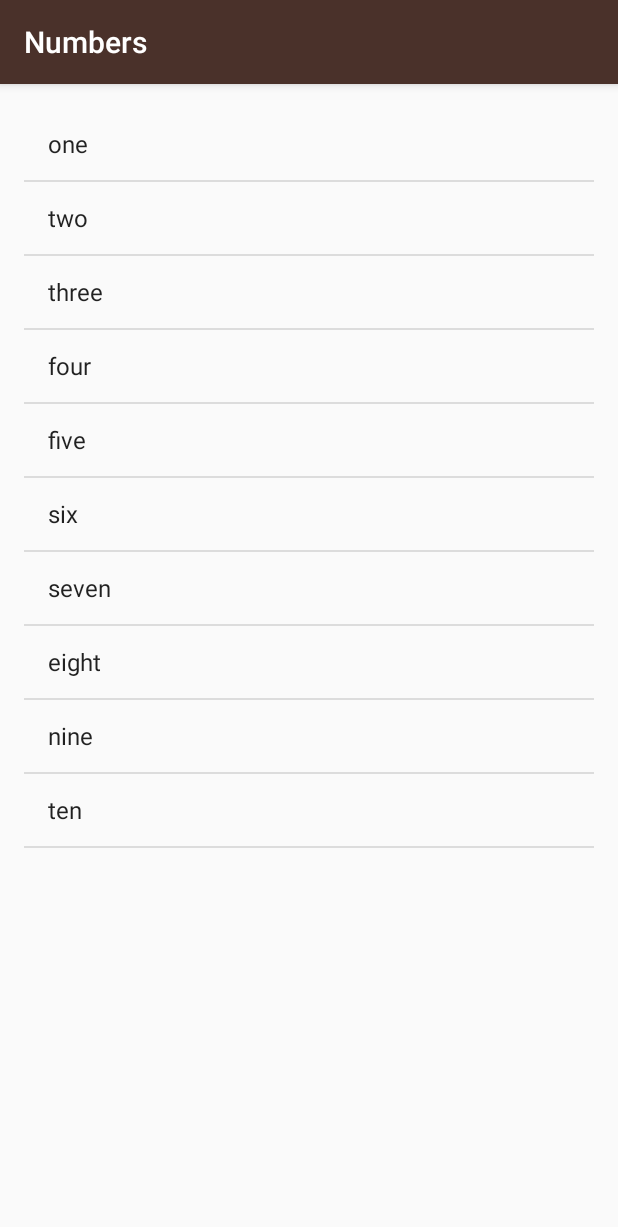
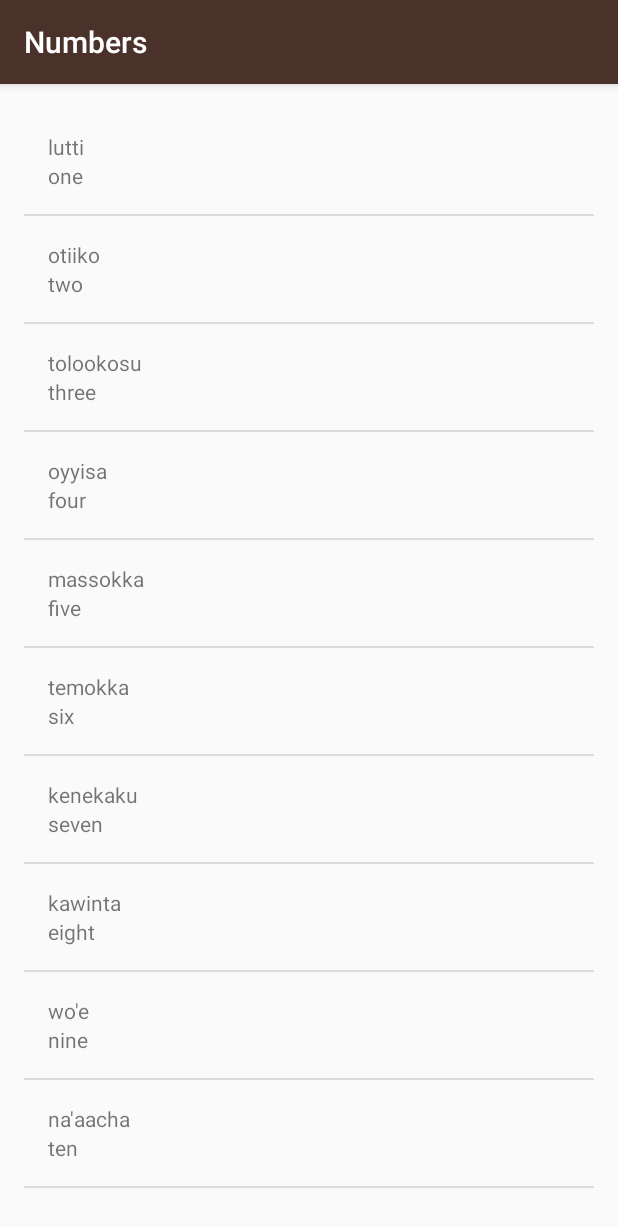
Before and after one commit to JoshMayberry/Miwok, an Android app: the NumbersActivity screen opened directly, with no data from a screen before it, on a phone screen of 412 x 824 dp. Shown: the top 1227 px of the screen. Run offline under Robolectric (Android 15) with nearby library versions, the light colour scheme and no system bars.

Commit message:
Added a custom classes for displaying items
https://classroom.udacity.com/nanodegrees/nd803/parts/f727e50b-703c-4170-bd6a-dca19cc04283/modules/7e414fd4-48ba-4939-852d-43e292a1d32a/lessons/a1937649-3229-4f89-a0c6-3ae84a42813a/concepts/78832374880923
https://classroom.udacity.com/nanodegrees/nd803/parts/f727e50b-703c-4170-bd6a-dca19cc04283/modules/7e414fd4-48ba-4939-852d-43e292a1d32a/lessons/a1937649-3229-4f89-a0c6-3ae84a42813a/concepts/78832374900923

```diff
--- a/app/src/main/java/com/example/android/miwok/NumbersActivity.java
+++ b/app/src/main/java/com/example/android/miwok/NumbersActivity.java
@@ -17,24 +17,25 @@ public class NumbersActivity extends AppCompatActivity {
         super.onCreate(savedInstanceState);
         setContentView(R.layout.activity_numbers);
 
-        ArrayList<String> words = new ArrayList<String>();
-        words.add("one");
-        words.add("two");
-        words.add("three");
-        words.add("four");
-        words.add("five");
-        words.add("six");
-        words.add("seven");
-        words.add("eight");
-        words.add("nine");
-        words.add("ten");
+        ArrayList<Word> words = new ArrayList<Word>();
+        words.add(new Word("one", "lutti"));
+        words.add(new Word("two", "otiiko"));
+        words.add(new Word("three", "tolookosu"));
+        words.add(new Word("four", "oyyisa"));
+        words.add(new Word("five", "massokka"));
+        words.add(new Word("six", "temokka"));
+        words.add(new Word("seven", "kenekaku"));
+        words.add(new Word("eight", "kawinta"));
+        words.add(new Word("nine", "wo'e"));
+        words.add(new Word("ten", "na'aacha"));
 
         // Log.v("NumbersActivity", "The words at index 0 is: " + words.get(0));
 
         ListView rootView = (ListView) findViewById(R.id.rootView);
 
         //Use an adapter to decrease memory usage
-        ArrayAdapter<String> itemsAdapter = new ArrayAdapter<>(this, android.R.layout.simple_list_item_1, words);
+//        ArrayAdapter<String> itemsAdapter = new ArrayAdapter<>(this, android.R.layout.simple_list_item_1, words);
+        WordAdapter itemsAdapter = new WordAdapter(this, words);
         rootView.setAdapter(itemsAdapter);
 
 
--- /dev/null
+++ b/app/src/main/java/com/example/android/miwok/Word.java
@@ -0,0 +1,25 @@
+package com.example.android.miwok;
+
+public class Word {
+    private String mDefaultTranslation;
+    private String mMiwokTranslation;
+
+    public Word(String defaultTranslation, String miwokTranslation) {
+        this.mDefaultTranslation = defaultTranslation;
+        this.mMiwokTranslation = miwokTranslation;
+    }
+
+    public String getDefaultTranslation() {
+        return this.mDefaultTranslation;
+    }
+    public String getMiwokTranslation() {
+        return this.mMiwokTranslation;
+    }
+
+    public void setDefaultTranslation(String translation) {
+        this.mDefaultTranslation = translation;
+    }
+    public void setMiwokTranslation(String translation) {
+        this.mMiwokTranslation = translation;
+    }
+}
--- /dev/null
+++ b/app/src/main/java/com/example/android/miwok/WordAdapter.java
@@ -0,0 +1,43 @@
+package com.example.android.miwok;
+
+import android.content.Context;
+import android.support.annotation.NonNull;
+import android.support.annotation.Nullable;
+import android.view.LayoutInflater;
+import android.view.View;
+import android.view.ViewGroup;
+import android.widget.ArrayAdapter;
+import android.widget.ImageView;
+import android.widget.TextView;
+
+import java.util.List;
+
+//Modified code from: https://github.com/udacity/ud839_CustomAdapter_Example/blob/master/app/src/main/java/com/example/android/flavor/AndroidFlavorAdapter.java
+public class WordAdapter extends ArrayAdapter<Word> {
+    public WordAdapter(@NonNull Context context, @NonNull List<Word> objects) {
+        super(context, 0, objects);
+    }
+
+    @NonNull
+    @Override
+    public View getView(int position, @Nullable View scrapView, @NonNull ViewGroup parent) {
+        // Check if the existing view is being reused, otherwise inflate the view
+        View view = scrapView;
+        if (view == null) {
+            view = LayoutInflater.from(getContext()).inflate(R.layout.list_item, parent, false);
+        }
+
+        Word word = getItem(position);
+
+        TextView view_miwok = (TextView) view.findViewById(R.id.list_item_top);
+        view_miwok.setText(word.getMiwokTranslation());
+
+        TextView view_default = (TextView) view.findViewById(R.id.list_item_bottom);
+        view_default.setText(word.getDefaultTranslation());
+
+//        ImageView view_icon = (ImageView) listItemView.findViewById(R.id.list_item_icon);
+//        view_icon.setImageResource(word.getImageResourceId());
+
+        return view;
+    }
+}
--- /dev/null
+++ b/app/src/main/res/layout/list_item.xml
@@ -0,0 +1,23 @@
+<?xml version="1.0" encoding="utf-8"?>
+<LinearLayout
+    xmlns:android="http://schemas.android.com/apk/res/android"
+    xmlns:tools="http://schemas.android.com/tools"
+    android:layout_width="match_parent"
+    android:layout_height="match_parent"
+    android:orientation="vertical"
+    android:padding="16dp"
+    >
+    <TextView
+        android:id="@+id/list_item_top"
+        android:layout_width="match_parent"
+        android:layout_height="wrap_content"
+        tools:text="lutti"
+        />
+    <TextView
+        android:id="@+id/list_item_bottom"
+        android:layout_width="match_parent"
+        android:layout_height="wrap_content"
+        tools:text="one"
+        />
+
+</LinearLayout>
--- a/app/src/main/res/values/strings.xml
+++ b/app/src/main/res/values/strings.xml
@@ -27,4 +27,5 @@
 
     <!-- Category name for the vocabulary words for family members [CHAR LIMIT=20] -->
     <string name="category_family">Family Members</string>
+    <string name="error">N/A</string>
 </resources>
```
